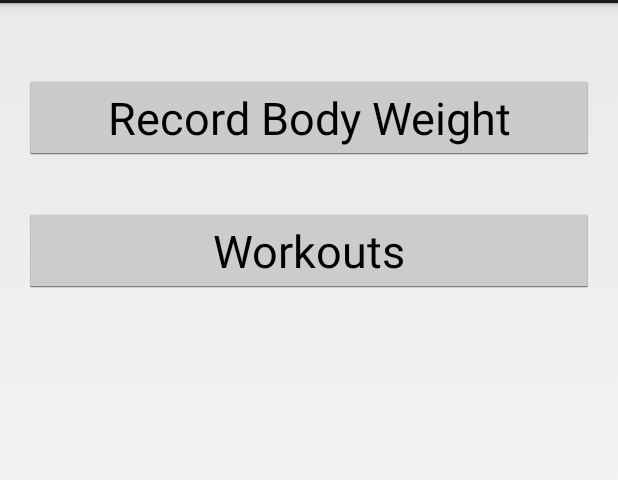
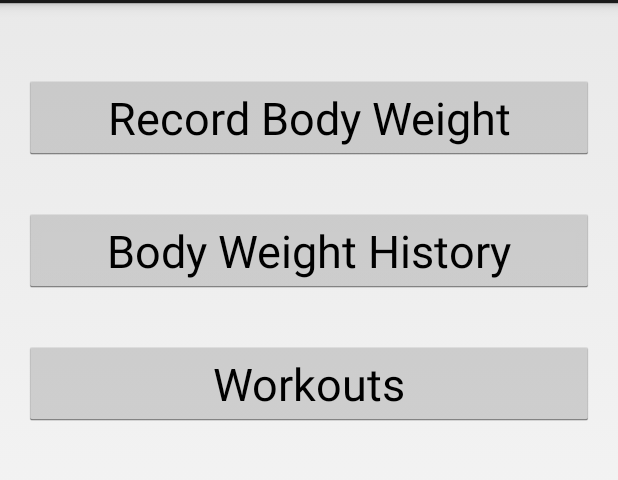
Before and after one commit to JamesSkemp/WorkoutTracker, an Android app: the screen it shows after launch (MainActivity), on a phone screen of 412 x 824 dp, the part 69-549 px from its top. Run offline under Robolectric (Android 15) with nearby library versions, the phone set to English and light mode, and no system bars.

Commit message:
Added new button to display recorded body weights. Does nothing.

```diff
--- a/app/src/main/res/layout/activity_main.xml
+++ b/app/src/main/res/layout/activity_main.xml
@@ -20,13 +20,24 @@
 		/>
 
 	<Button
+		android:id="@+id/view_weights"
+		android:text="Body Weight History"
+		android:layout_width="fill_parent"
+		android:layout_height="wrap_content"
+	    android:layout_centerHorizontal="true"
+	    android:layout_marginTop="@dimen/main_button_margin_top"
+	    android:layout_below="@id/record_weight"
+	    android:textSize="@dimen/extra_large_text_size"
+		/>
+
+	<Button
 		android:id="@+id/view_workouts"
 		android:text="@string/main_workouts_button"
 		android:layout_width="fill_parent"
 		android:layout_height="wrap_content"
 		android:layout_centerHorizontal="true"
 		android:layout_marginTop="@dimen/main_button_margin_top"
-	    android:layout_below="@id/record_weight"
+	    android:layout_below="@id/view_weights"
 	    android:textSize="@dimen/extra_large_text_size"
 		/>
 </RelativeLayout>
```
